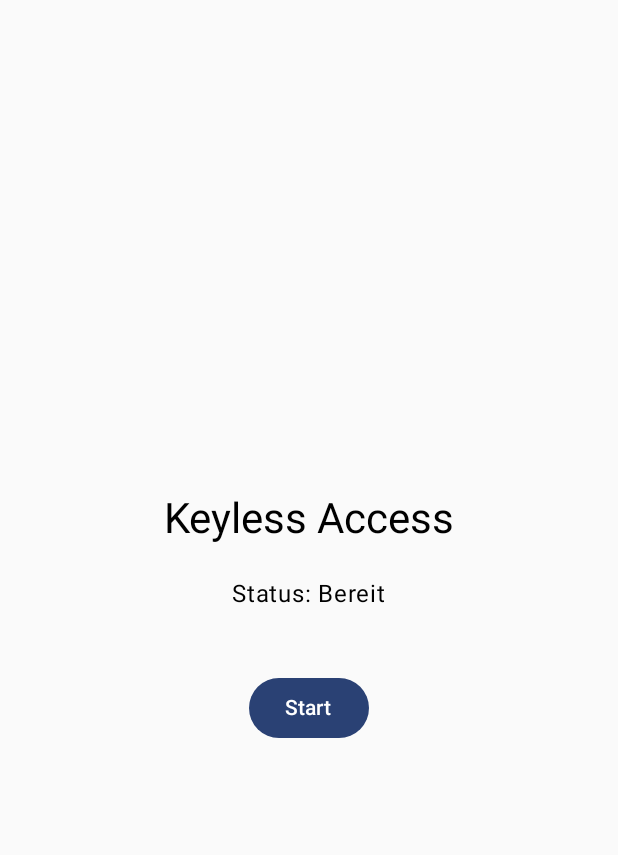
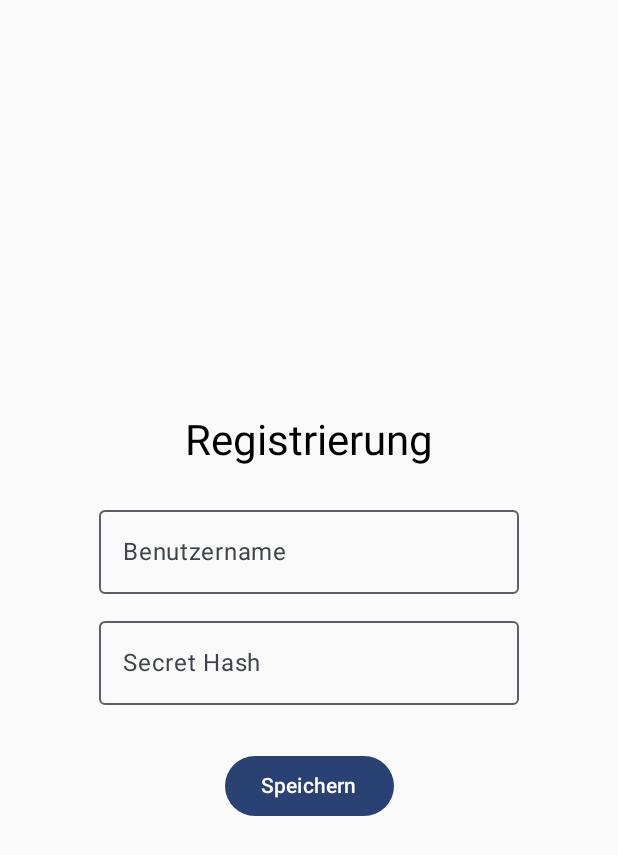
Before and after one commit to AlGD09/Keyless_App, an Android app built with Jetpack Compose: the screen it shows after launch (MainActivity), on a phone screen of 412 x 824 dp. Shown: the top 855 px of the screen. Run offline under Robolectric (Android 15) with nearby library versions, the phone set to English and light mode, and no system bars; our stand-ins replace Dagger/Hilt's generated code.

Commit message:
Add: Register Page

```diff
--- a/app/src/main/java/com/example/keyless_app/MainActivity.kt
+++ b/app/src/main/java/com/example/keyless_app/MainActivity.kt
@@ -1,9 +1,10 @@
 package com.example.keyless_app
 
-
+import android.content.Context
 import android.Manifest
 import android.os.Build
 import android.os.Bundle
+import androidx.compose.runtime.*
 import androidx.activity.ComponentActivity
 import androidx.activity.compose.setContent
 import androidx.activity.enableEdgeToEdge
@@ -16,6 +17,7 @@ import androidx.compose.ui.Modifier
 import androidx.compose.ui.tooling.preview.Preview
 import androidx.core.app.ActivityCompat
 import com.example.keyless_app.ablauf.AblaufScreen
+import com.example.keyless_app.register.RegisterScreen
 import com.example.keyless_app.ui.theme.Keyless_AppTheme
 import dagger.hilt.android.AndroidEntryPoint
 
@@ -39,10 +41,22 @@ class MainActivity : ComponentActivity() {
         }
         setContent {
             Keyless_AppTheme {
-                AblaufScreen()
+                var isRegistered by remember { mutableStateOf(isUserRegistered(this)) }
 
+                if (isRegistered) {
+                    AblaufScreen()
+                } else {
+                    RegisterScreen(onRegistered = { isRegistered = true })
+                }
             }
         }
+    }
+
+    private fun isUserRegistered(context: Context): Boolean {
+        val prefs = context.getSharedPreferences("user_prefs", Context.MODE_PRIVATE)
+        val userName = prefs.getString("userName", null)
+        val secretHash = prefs.getString("secretHash", null)
+        return !userName.isNullOrBlank() && !secretHash.isNullOrBlank()
     }
 
 
--- a/app/src/main/java/com/example/keyless_app/di/AppModule.kt
+++ b/app/src/main/java/com/example/keyless_app/di/AppModule.kt
@@ -16,7 +16,7 @@ object AppModule {
 
     @Provides
     @Singleton
-    fun provideCloudClient(): CloudClient = CloudClient()
+    fun provideCloudClient(@ApplicationContext context: Context): CloudClient = CloudClient(context)
 
     @Provides
     @Singleton
--- a/app/src/main/java/com/example/keyless_app/register/RegisterScreen.kt
+++ b/app/src/main/java/com/example/keyless_app/register/RegisterScreen.kt
@@ -1 +1,60 @@
 package com.example.keyless_app.register
+
+import android.content.Context
+import androidx.compose.foundation.layout.*
+import androidx.compose.material3.*
+import androidx.compose.runtime.*
+import androidx.compose.ui.Alignment
+import androidx.compose.ui.Modifier
+import androidx.compose.ui.platform.LocalContext
+import androidx.compose.ui.unit.dp
+
+@Composable
+fun RegisterScreen(onRegistered: () -> Unit) {
+    val context = LocalContext.current
+
+    var userName by remember { mutableStateOf("") }
+    var secretHash by remember { mutableStateOf("") }
+
+    Column(
+        modifier = Modifier
+            .fillMaxSize()
+            .padding(20.dp),
+        verticalArrangement = Arrangement.Center,
+        horizontalAlignment = Alignment.CenterHorizontally
+    ) {
+        Text("Registrierung", style = MaterialTheme.typography.headlineMedium)
+        Spacer(Modifier.height(20.dp))
+
+        OutlinedTextField(
+            value = userName,
+            onValueChange = { userName = it },
+            label = { Text("Benutzername") }
+        )
+
+        Spacer(Modifier.height(10.dp))
+
+        OutlinedTextField(
+            value = secretHash,
+            onValueChange = { secretHash = it },
+            label = { Text("Secret Hash") }
+        )
+
+        Spacer(Modifier.height(30.dp))
+
+        Button(onClick = {
+            saveCredentials(context, userName, secretHash)
+            onRegistered()
+        }) {
+            Text("Speichern")
+        }
+    }
+}
+
+fun saveCredentials(context: Context, userName: String, secretHash: String) {
+    val prefs = context.getSharedPreferences("user_prefs", Context.MODE_PRIVATE)
+    prefs.edit()
+        .putString("userName", userName)
+        .putString("secretHash", secretHash)
+        .apply()
+}
```
Also changed, not shown: app/src/main/java/com/example/keyless_app/data/CloudClient.kt (+17 -3 lines).
